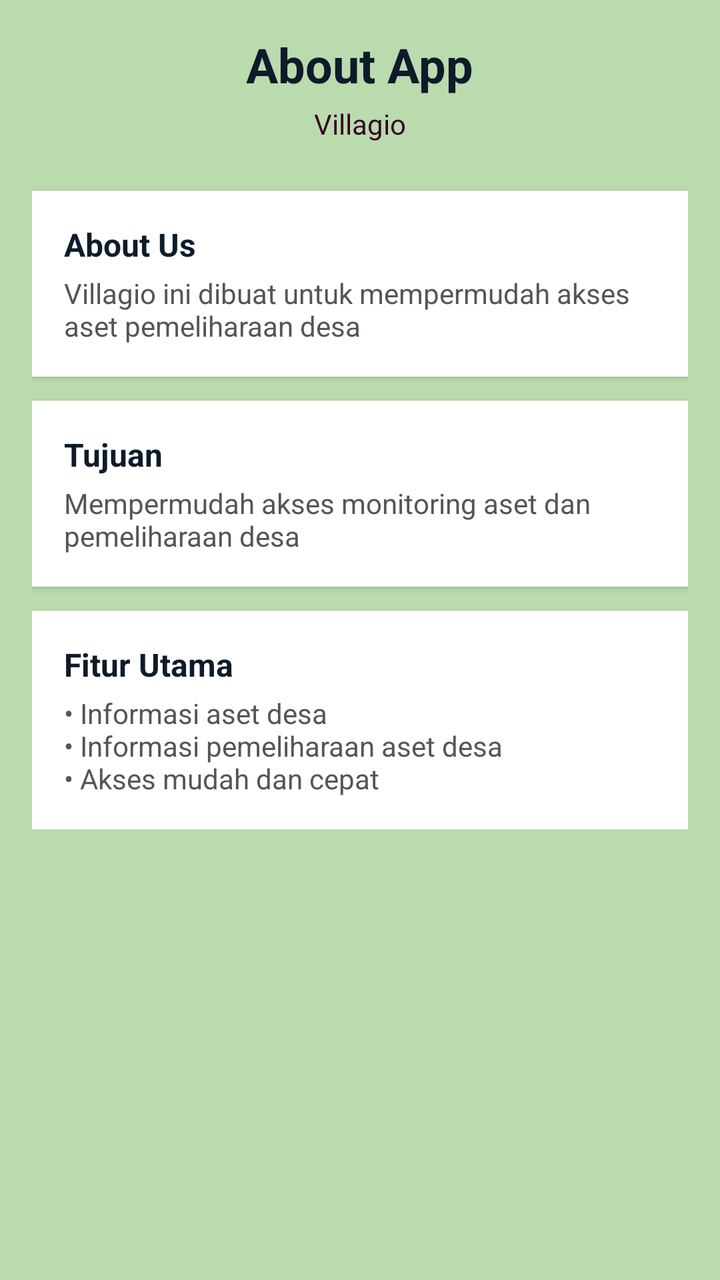
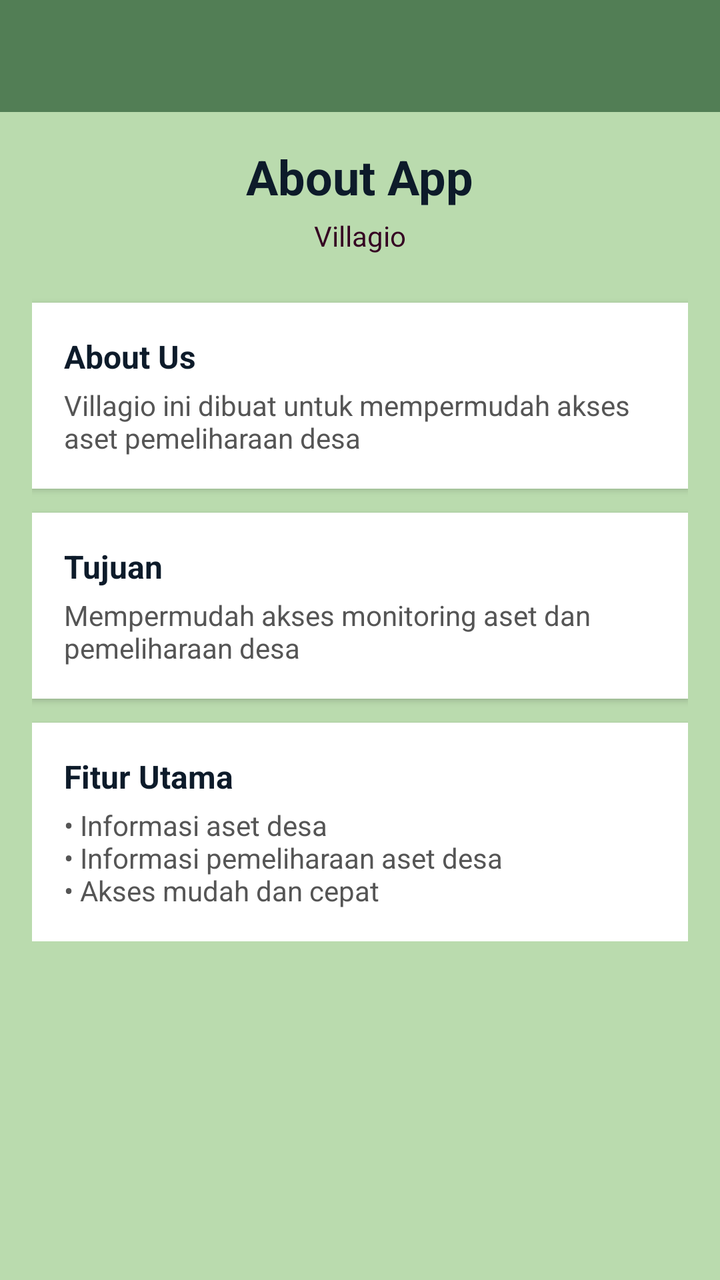

An Android layout rendered at two revisions. The XML below is the earlier revision; the diff shows what the commit changed to produce the second picture.
<!-- AndroidManifest.xml: application theme Theme.Elincortis -->
<!-- res/layout/fragment_about.xml -->
<?xml version="1.0" encoding="utf-8"?>
<ScrollView xmlns:android="http://schemas.android.com/apk/res/android"
    android:layout_width="match_parent"
    android:layout_height="match_parent"
    android:background="#BADBAE">

    <LinearLayout
        android:layout_width="match_parent"
        android:layout_height="wrap_content"
        android:orientation="vertical"
        android:padding="16dp">

        
        <TextView
            android:layout_width="wrap_content"
            android:layout_height="wrap_content"
            android:text="About App"
            android:textSize="24sp"
            android:textStyle="bold"
            android:textColor="#0D1B2A"
            android:layout_gravity="center"/>

        
        <TextView
            android:layout_width="wrap_content"
            android:layout_height="wrap_content"
            android:text="Villagio"
            android:textSize="14sp"
            android:textColor="#350122"
            android:layout_marginTop="4dp"
            android:layout_gravity="center"/>

        
        <View
            android:layout_width="match_parent"
            android:layout_height="24dp"/>

        
        <LinearLayout
            android:layout_width="match_parent"
            android:layout_height="wrap_content"
            android:orientation="vertical"
            android:background="#FFFFFF"
            android:padding="16dp"
            android:elevation="2dp"
            android:layout_marginBottom="12dp">

            <TextView
                android:text="About Us"
                android:textStyle="bold"
                android:textSize="16sp"
                android:textColor="#0D1B2A"
                android:layout_width="wrap_content"
                android:layout_height="wrap_content"/>

            <TextView
                android:text="Villagio ini dibuat untuk mempermudah akses aset pemeliharaan desa"
                android:textSize="14sp"
                android:textColor="#555"
                android:layout_marginTop="4dp"
                android:layout_width="wrap_content"
                android:layout_height="wrap_content"/>
        </LinearLayout>

        
        <LinearLayout
            android:layout_width="match_parent"
            android:layout_height="wrap_content"
            android:orientation="vertical"
            android:background="#FFFFFF"
            android:padding="16dp"
            android:elevation="2dp"
            android:layout_marginBottom="12dp">

            <TextView
                android:text="Tujuan"
                android:textStyle="bold"
                android:textSize="16sp"
                android:textColor="#0D1B2A"
                android:layout_width="wrap_content"
                android:layout_height="wrap_content"/>

            <TextView
                android:text="Mempermudah akses monitoring aset dan pemeliharaan desa"
                android:textSize="14sp"
                android:textColor="#555"
                android:layout_marginTop="4dp"
                android:layout_width="wrap_content"
                android:layout_height="wrap_content"/>
        </LinearLayout>

        
        <LinearLayout
            android:layout_width="match_parent"
            android:layout_height="wrap_content"
            android:orientation="vertical"
            android:background="#FFFFFF"
            android:padding="16dp"
            android:elevation="2dp">

            <TextView
                android:text="Fitur Utama"
                android:textStyle="bold"
                android:textSize="16sp"
                android:textColor="#0D1B2A"
                android:layout_width="wrap_content"
                android:layout_height="wrap_content"/>

            <TextView
                android:text="• Informasi aset desa\n• Informasi pemeliharaan aset desa\n• Akses mudah dan cepat"
                android:textSize="14sp"
                android:textColor="#555"
                android:layout_marginTop="4dp"
                android:layout_width="wrap_content"
                android:layout_height="wrap_content"/>
        </LinearLayout>

    </LinearLayout>
</ScrollView>
<!-- resources referenced by this layout -->
<resources>
  <style name="Theme.Elincortis" parent="Base.Theme.Elincortis" />
  <style name="Base.Theme.Elincortis" parent="Theme.Material3.DayNight.NoActionBar">
          
          
      </style>
</resources>

<!-- the commit's change to res/layout/fragment_about.xml (unified diff, before → after) -->
@@ -1,119 +1,138 @@
 <?xml version="1.0" encoding="utf-8"?>
-<ScrollView xmlns:android="http://schemas.android.com/apk/res/android"
+<LinearLayout
+    xmlns:android="http://schemas.android.com/apk/res/android"
+    xmlns:app="http://schemas.android.com/apk/res-auto"
     android:layout_width="match_parent"
     android:layout_height="match_parent"
-    android:background="#BADBAE">
+    android:orientation="vertical">
 
-    <LinearLayout
+    
+    <androidx.appcompat.widget.Toolbar
+        android:id="@+id/toolbar"
         android:layout_width="match_parent"
-        android:layout_height="wrap_content"
-        android:orientation="vertical"
-        android:padding="16dp">
+        android:layout_height="?attr/actionBarSize"
+        android:background="#527E55"
+        app:title=""
+        app:titleTextColor="@android:color/white" />
 
-        
-        <TextView
-            android:layout_width="wrap_content"
-            android:layout_height="wrap_content"
-            android:text="About App"
-            android:textSize="24sp"
-            android:textStyle="bold"
-            android:textColor="#0D1B2A"
-            android:layout_gravity="center"/>
+    
+    <ScrollView
+        android:layout_width="match_parent"
+        android:layout_height="match_parent"
+        android:background="#BADBAE">
 
-        
-        <TextView
-            android:layout_width="wrap_content"
-            android:layout_height="wrap_content"
-            android:text="Villagio"
-            android:textSize="14sp"
-            android:textColor="#350122"
-            android:layout_marginTop="4dp"
-            android:layout_gravity="center"/>
-
-        
-        <View
-            android:layout_width="match_parent"
-            android:layout_height="24dp"/>
-
-        
         <LinearLayout
             android:layout_width="match_parent"
             android:layout_height="wrap_content"
             android:orientation="vertical"
-            android:background="#FFFFFF"
-            android:padding="16dp"
-            android:elevation="2dp"
-            android:layout_marginBottom="12dp">
+            android:padding="16dp">
 
+            
             <TextView
-                android:text="About Us"
+                android:layout_width="wrap_content"
+                android:layout_height="wrap_content"
+                android:text="About App"
+                android:textSize="24sp"
                 android:textStyle="bold"
-                android:textSize="16sp"
                 android:textColor="#0D1B2A"
+                android:layout_gravity="center"/>
+
+            
+            <TextView
                 android:layout_width="wrap_content"
-                android:layout_height="wrap_content"/>
+                android:layout_height="wrap_content"
+                android:text="Villagio"
+                android:textSize="14sp"
+                android:textColor="#350122"
+                android:layout_marginTop="4dp"
+                android:layout_gravity="center"/>
 
-            <TextView
-                android:text="Villagio ini dibuat untuk mempermudah akses aset pemeliharaan desa"
-                android:textSize="14sp"
-                android:textColor="#555"
-                android:layout_marginTop="4dp"
-                android:layout_width="wrap_content"
-                android:layout_height="wrap_content"/>
+            <View
+                android:layout_width="match_parent"
+                android:layout_height="24dp"/>
+
+            
+            <LinearLayout
+                android:layout_width="match_parent"
+                android:layout_height="wrap_content"
+                android:orientation="vertical"
+                android:background="#FFFFFF"
+                android:padding="16dp"
+                android:elevation="2dp"
+                android:layout_marginBottom="12dp">
+
+                <TextView
+                    android:layout_width="wrap_content"
+                    android:layout_height="wrap_content"
+                    android:text="About Us"
+                    android:textStyle="bold"
+                    android:textSize="16sp"
+                    android:textColor="#0D1B2A"/>
+
+                <TextView
+                    android:layout_width="wrap_content"
+                    android:layout_height="wrap_content"
+                    android:layout_marginTop="4dp"
+                    android:text="Villagio ini dibuat untuk mempermudah akses aset pemeliharaan desa"
+                    android:textSize="14sp"
+                    android:textColor="#555"/>
+            </LinearLayout>
+
+            
+            <LinearLayout
+                android:layout_width="match_parent"
+                android:layout_height="wrap_content"
+                android:orientation="vertical"
+                android:background="#FFFFFF"
+                android:padding="16dp"
+                android:elevation="2dp"
+                android:layout_marginBottom="12dp">
+
+                <TextView
+                    android:layout_width="wrap_content"
+                    android:layout_height="wrap_content"
+                    android:text="Tujuan"
+                    android:textStyle="bold"
+                    android:textSize="16sp"
+                    android:textColor="#0D1B2A"/>
+
+                <TextView
+                    android:layout_width="wrap_content"
+                    android:layout_height="wrap_content"
+                    android:layout_marginTop="4dp"
+                    android:text="Mempermudah akses monitoring aset dan pemeliharaan desa"
+                    android:textSize="14sp"
+                    android:textColor="#555"/>
+            </LinearLayout>
+
+            
+            <LinearLayout
+                android:layout_width="match_parent"
+                android:layout_height="wrap_content"
+                android:orientation="vertical"
+                android:background="#FFFFFF"
+                android:padding="16dp"
+                android:elevation="2dp">
+
+                <TextView
+                    android:layout_width="wrap_content"
+                    android:layout_height="wrap_content"
+                    android:text="Fitur Utama"
+                    android:textStyle="bold"
+                    android:textSize="16sp"
+                    android:textColor="#0D1B2A"/>
+
+                <TextView
+                    android:layout_width="wrap_content"
+                    android:layout_height="wrap_content"
+                    android:layout_marginTop="4dp"
+                    android:text="• Informasi aset desa&#10;• Informasi pemeliharaan aset desa&#10;• Akses mudah dan cepat"
+                    android:textSize="14sp"
+                    android:textColor="#555"/>
+            </LinearLayout>
+
         </LinearLayout>
 
-        
-        <LinearLayout
-            android:layout_width="match_parent"
-            android:layout_height="wrap_content"
-            android:orientation="vertical"
-            android:background="#FFFFFF"
-            android:padding="16dp"
-            android:elevation="2dp"
-            android:layout_marginBottom="12dp">
+    </ScrollView>
 
-            <TextView
-                android:text="Tujuan"
-                android:textStyle="bold"
-                android:textSize="16sp"
-                android:textColor="#0D1B2A"
-                android:layout_width="wrap_content"
-                android:layout_height="wrap_content"/>
-
-            <TextView
-                android:text="Mempermudah akses monitoring aset dan pemeliharaan desa"
-                android:textSize="14sp"
-                android:textColor="#555"
-                android:layout_marginTop="4dp"
-                android:layout_width="wrap_content"
-                android:layout_height="wrap_content"/>
-        </LinearLayout>
-
-        
-        <LinearLayout
-            android:layout_width="match_parent"
-            android:layout_height="wrap_content"
-            android:orientation="vertical"
-            android:background="#FFFFFF"
-            android:padding="16dp"
-            android:elevation="2dp">
-
-            <TextView
-                android:text="Fitur Utama"
-                android:textStyle="bold"
-                android:textSize="16sp"
-                android:textColor="#0D1B2A"
-                android:layout_width="wrap_content"
-                android:layout_height="wrap_content"/>
-
-            <TextView
-                android:text="• Informasi aset desa\n• Informasi pemeliharaan aset desa\n• Akses mudah dan cepat"
-                android:textSize="14sp"
-                android:textColor="#555"
-                android:layout_marginTop="4dp"
-                android:layout_width="wrap_content"
-                android:layout_height="wrap_content"/>
-        </LinearLayout>
-
-    </LinearLayout>
-</ScrollView>
+</LinearLayout>
<!-- resource entries referenced after the edit -->
@@ -1,9 +1,43 @@
 <!-- resources referenced by this layout -->
 <resources>
   <style name="Theme.Elincortis" parent="Base.Theme.Elincortis" />
-  <style name="Base.Theme.Elincortis" parent="Theme.Material3.DayNight.NoActionBar">
+  <style name="Base.Theme.Elincortis" parent="Theme.MaterialComponents.DayNight.NoActionBar">
+  
           
+          <item name="colorPrimary">@color/sage_primary</item>
+          <item name="colorPrimaryVariant">@color/sage_toolbar_dark</item>
+          <item name="colorOnPrimary">@color/sage_on_primary</item>
+  
           
+          <item name="colorSecondary">@color/sage_accent</item>
+          <item name="colorSecondaryVariant">@color/sage_secondary</item>
+          <item name="colorOnSecondary">@color/sage_on_secondary</item>
+  
+          
+          <item name="android:colorBackground">@color/sage_background</item>
+          <item name="colorOnBackground">@color/sage_on_background</item>
+          <item name="colorSurface">@color/sage_surface</item>
+          <item name="colorOnSurface">@color/sage_on_surface</item>
+  
+          
+          <item name="colorError">@color/sage_error</item>
+          <item name="colorOnError">@color/sage_on_error</item>
+  
+          
+          <item name="android:statusBarColor">@color/sage_toolbar_dark</item>
+          <item name="android:navigationBarColor">@color/sage_surface</item>
       </style>
+  <color name="sage_primary">#6B7F5D</color>
+  <color name="sage_toolbar_dark">#526140</color>
+  <color name="sage_on_primary">#FFFFFF</color>
+  <color name="sage_accent">#8BA870</color>
+  <color name="sage_secondary">#58624B</color>
+  <color name="sage_on_secondary">#FFFFFF</color>
+  <color name="sage_background">#F8FAF5</color>
+  <color name="sage_on_background">#1A1C18</color>
+  <color name="sage_surface">#F8FAF5</color>
+  <color name="sage_on_surface">#1A1C18</color>
+  <color name="sage_error">#BA1A1A</color>
+  <color name="sage_on_error">#FFFFFF</color>
 </resources>
 
